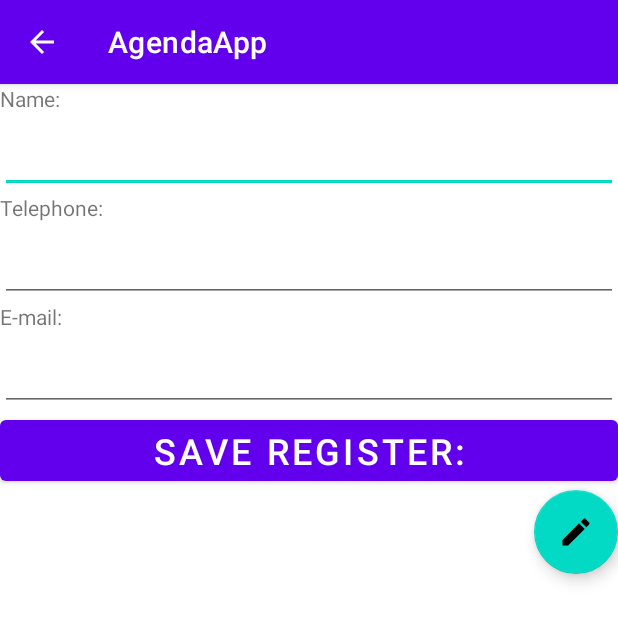
After one commit to BlackMooth/AgendaApp, an Android app: the ViewActivity screen opened directly, with no data from a screen before it, on a phone screen of 412 x 824 dp. The commit adds this screen. Shown: the top 622 px of the screen. Run offline under Robolectric (Android 15) with nearby library versions, the phone set to English and light mode, and no system bars.

Commit message:
[AA-4] View and adapt registers

```diff
--- a/app/src/main/java/com/example/agendaapp/NewActivity.java
+++ b/app/src/main/java/com/example/agendaapp/NewActivity.java
@@ -36,7 +36,7 @@ public class NewActivity extends AppCompatActivity {
 
                 if (id > 0) {
                     Toast.makeText(NewActivity.this, "REGISTRY SAVED", Toast.LENGTH_SHORT).show();
-                    clean();
+                clean();
                 } else {
                     Toast.makeText(NewActivity.this, "ERROR SAVING THE REGISTRY", Toast.LENGTH_SHORT).show();
                 }
--- /dev/null
+++ b/app/src/main/java/com/example/agendaapp/ViewActivity.java
@@ -0,0 +1,73 @@
+package com.example.agendaapp;
+
+import androidx.appcompat.app.AppCompatActivity;
+
+import android.content.Intent;
+import android.os.Bundle;
+import android.text.InputType;
+import android.view.View;
+import android.widget.Button;
+import android.widget.EditText;
+
+import com.example.agendaapp.db.DbContacts;
+import com.example.agendaapp.entities.Contact;
+import com.google.android.material.floatingactionbutton.FloatingActionButton;
+
+public class ViewActivity extends AppCompatActivity {
+
+    EditText txtName;
+    EditText txtTelephone;
+    EditText txtEmail;
+    Button btnSave;
+    FloatingActionButton fabEdit;
+
+    Contact contact;
+    String name = null;
+
+    @Override
+    protected void onCreate(Bundle savedInstanceState) {
+        super.onCreate(savedInstanceState);
+        setContentView(R.layout.activity_view);
+
+        txtName = findViewById(R.id.txtName);
+        txtTelephone = findViewById(R.id.txtTelephone);
+        txtEmail = findViewById(R.id.txtEmail);
+        btnSave = findViewById(R.id.btnSave);
+        fabEdit = findViewById(R.id.fabEdit);
+
+        if (savedInstanceState == null) {
+            Bundle extras = getIntent().getExtras();
+
+            if (extras == null) {
+                name = null;
+            } else {
+                name = extras.getString("Name");
+            }
+        } else {
+            name = (String) savedInstanceState.getSerializable("Name");
+        }
+
+        DbContacts dbContacts = new DbContacts(ViewActivity.this);
+        contact = dbContacts.viewContact(name);
+
+        if (contact != null) {
+            txtName.setText(contact.getName());
+            txtTelephone.setText(contact.getTelephone());
+            txtEmail.setText(contact.getEmail());
+
+            btnSave.setVisibility(View.INVISIBLE);
+            txtName.setInputType(InputType.TYPE_NULL);
+            txtTelephone.setInputType(InputType.TYPE_NULL);
+            txtEmail.setInputType(InputType.TYPE_NULL);
+        }
+
+        fabEdit.setOnClickListener(new View.OnClickListener() {
+            @Override
+            public void onClick(View v) {
+                Intent intent = new Intent(ViewActivity.this, EditActivity.class);
+                intent.putExtra("Name", name);
+                startActivity(intent);
+            }
+        });
+    }
+}
--- a/app/src/main/java/com/example/agendaapp/db/DbContacts.java
+++ b/app/src/main/java/com/example/agendaapp/db/DbContacts.java
@@ -60,4 +60,44 @@ public class DbContacts extends DbHelper {
 
         return listContacts;
     }
+
+    public Contact viewContact(String name) {
+        DbHelper dbHelper = new DbHelper(context);
+        SQLiteDatabase db = dbHelper.getWritableDatabase();
+
+        Contact contact = null;
+        Cursor cursorContacts = null;
+
+        cursorContacts = db.rawQuery("SELECT * FROM " + TABLE_CONTACTS + " WHERE name = '"+name+"' LIMIT 1", null);
+
+        if (cursorContacts.moveToFirst()) {
+            contact = new Contact();
+            contact.setName(cursorContacts.getString(0));
+            contact.setTelephone(cursorContacts.getString(1));
+            contact.setEmail(cursorContacts.getString(2));
+        }
+
+        cursorContacts.close();
+
+        return contact;
+    }
+
+    public boolean editContact(String originalName, String name, String telephone, String email) {
+        boolean contactUpdated = false;
+
+        DbHelper dbHelper = new DbHelper(context);
+        SQLiteDatabase db = dbHelper.getWritableDatabase();
+
+        try {
+            db.execSQL("UPDATE " + TABLE_CONTACTS + " SET name = '" + name + "', telephone = '" + telephone + "', email = '" + email + "' WHERE name='" + originalName + "' ");
+            contactUpdated = true;
+        } catch (Exception e) {
+            throw e;
+        } finally {
+            db.close();
+        }
+
+        return contactUpdated;
+    }
+
 }
--- /dev/null
+++ b/app/src/main/res/drawable/ic_contact.xml
@@ -0,0 +1,5 @@
+<vector android:height="24dp" android:tint="#D5D5DA"
+    android:viewportHeight="24" android:viewportWidth="24"
+    android:width="24dp" xmlns:android="http://schemas.android.com/apk/res/android">
+    <path android:fillColor="@android:color/white" android:pathData="M12,2C6.48,2 2,6.48 2,12s4.48,10 10,10 10,-4.48 10,-10S17.52,2 12,2zM12,5c1.66,0 3,1.34 3,3s-1.34,3 -3,3 -3,-1.34 -3,-3 1.34,-3 3,-3zM12,19.2c-2.5,0 -4.71,-1.28 -6,-3.22 0.03,-1.99 4,-3.08 6,-3.08 1.99,0 5.97,1.09 6,3.08 -1.29,1.94 -3.5,3.22 -6,3.22z"/>
+</vector>
--- /dev/null
+++ b/app/src/main/res/drawable/ic_edit.xml
@@ -0,0 +1,5 @@
+<vector android:height="24dp" android:tint="#FD8301"
+    android:viewportHeight="24" android:viewportWidth="24"
+    android:width="24dp" xmlns:android="http://schemas.android.com/apk/res/android">
+    <path android:fillColor="@android:color/white" android:pathData="M3,17.25V21h3.75L17.81,9.94l-3.75,-3.75L3,17.25zM20.71,7.04c0.39,-0.39 0.39,-1.02 0,-1.41l-2.34,-2.34c-0.39,-0.39 -1.02,-0.39 -1.41,0l-1.83,1.83 3.75,3.75 1.83,-1.83z"/>
+</vector>
--- /dev/null
+++ b/app/src/main/res/layout/activity_view.xml
@@ -0,0 +1,70 @@
+<?xml version="1.0" encoding="utf-8"?>
+<LinearLayout xmlns:android="http://schemas.android.com/apk/res/android"
+    xmlns:app="http://schemas.android.com/apk/res-auto"
+    xmlns:tools="http://schemas.android.com/tools"
+    android:layout_width="match_parent"
+    android:layout_height="match_parent"
+    android:orientation="vertical"
+    tools:context=".ViewActivity">
+
+    <TextView
+        android:id="@+id/viewName"
+        android:layout_width="match_parent"
+        android:layout_height="wrap_content"
+        android:text="@string/hint_name" />
+
+    <EditText
+        android:id="@+id/txtName"
+        android:layout_width="match_parent"
+        android:layout_height="wrap_content"
+        android:ems="10"
+        android:labelFor="@+id/viewName"
+        android:inputType="textPersonName"
+        android:textSize="24sp" />
+
+    <TextView
+        android:id="@+id/viewTelephone"
+        android:layout_width="match_parent"
+        android:layout_height="wrap_content"
+        android:text="@string/hint_telephone" />
+
+    <EditText
+        android:id="@+id/txtTelephone"
+        android:layout_width="match_parent"
+        android:layout_height="wrap_content"
+        android:ems="10"
+        android:labelFor="@+id/viewTelephone"
+        android:inputType="phone"
+        android:textSize="24sp" />
+
+    <TextView
+        android:id="@+id/viewEmail"
+        android:layout_width="match_parent"
+        android:layout_height="wrap_content"
+        android:text="@string/hint_email" />
+
+    <EditText
+        android:id="@+id/txtEmail"
+        android:layout_width="match_parent"
+        android:layout_height="wrap_content"
+        android:ems="10"
+        android:labelFor="@+id/viewEmail"
+        android:inputType="textEmailAddress"
+        android:textSize="24sp" />
+
+    <Button
+        android:id="@+id/btnSave"
+        android:layout_width="match_parent"
+        android:layout_height="wrap_content"
+        android:text="@string/btn_save"
+        android:textSize="24sp" />
+
+    <com.google.android.material.floatingactionbutton.FloatingActionButton
+        android:id="@+id/fabEdit"
+        android:layout_width="match_parent"
+        android:layout_height="wrap_content"
+        android:layout_gravity="bottom|end"
+        android:clickable="true"
+        app:srcCompat="@drawable/ic_edit" />
+
+</LinearLayout>
```
Also changed, not shown: app/src/main/AndroidManifest.xml (+26 -1 lines), app/src/main/java/com/example/agendaapp/EditActivity.java (added, +86 -0 lines), app/src/main/java/com/example/agendaapp/adapters/ListContactsAdapter.java (+13 -0 lines), app/src/main/res/layout/list_item_contact.xml (+46 -11 lines), app/src/main/res/values/strings.xml (line endings or trailing spaces).
